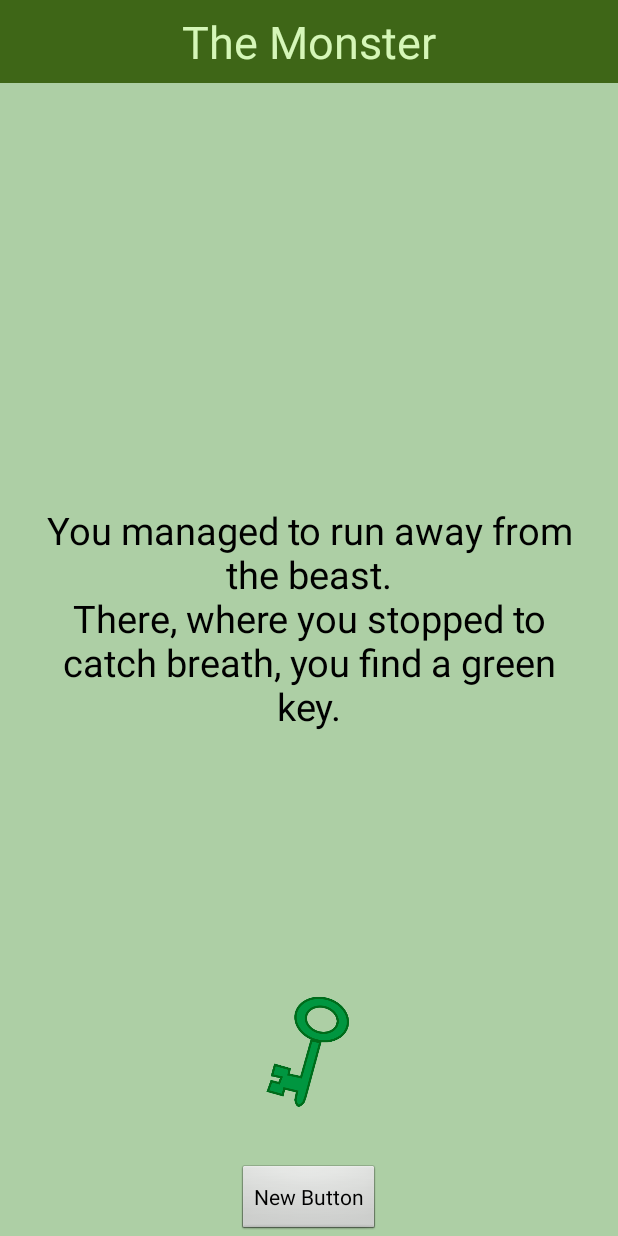
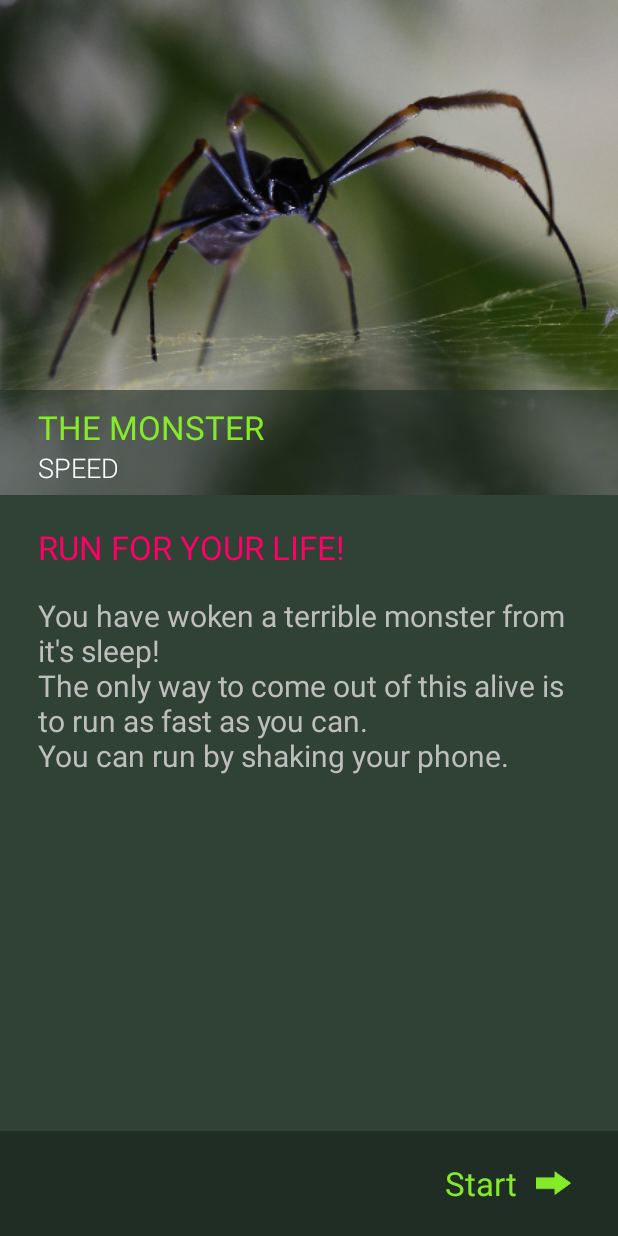
Before and after one commit to mnefzger/PEM_App, an Android app: the fragment Game_Run_Fragment shown on its own in the app's theme, on a phone screen of 412 x 824 dp. Run offline under Robolectric (Android 15) with nearby library versions, the phone set to English and light mode, and no system bars; network calls fail.

Commit message:
4 players

```diff
--- a/app/src/main/java/com/pem/project/pem_app/GameActivity.java
+++ b/app/src/main/java/com/pem/project/pem_app/GameActivity.java
@@ -45,11 +45,11 @@ public class GameActivity extends Activity implements BluetoothListener.IListenC
             BluetoothListener listener = new BluetoothListener(this);
             listener.listen(ServerData.getClientAt(0));
 
-            /*BluetoothListener listener2 = new BluetoothListener(this);
-            listener2.listen(ServerData.getClientAt(1));*/
+            BluetoothListener listener2 = new BluetoothListener(this);
+            listener2.listen(ServerData.getClientAt(1));
 
-            /*BluetoothListener listener3 = new BluetoothListener(this);
-            listener3.listen(ServerData.getClientAt(2)); */
+            BluetoothListener listener3 = new BluetoothListener(this);
+            listener3.listen(ServerData.getClientAt(2));
         }
 
     }
--- a/app/src/main/java/com/pem/project/pem_app/Game_Luck_Fragment.java
+++ b/app/src/main/java/com/pem/project/pem_app/Game_Luck_Fragment.java
@@ -95,9 +95,11 @@ public class Game_Luck_Fragment extends Fragment implements View.OnClickListener
                         }
                         ServerData.removeKey("team1", "keyYellow");
                     }
+
+                    ((GameActivity)getActivity()).changeFragment(Game_Main_Fragment.newInstance(), "MAIN");
                 }
 
-                ((GameActivity)getActivity()).changeFragment(Game_Main_Fragment.newInstance(), "MAIN");
+
             }
         });
 
--- a/app/src/main/java/com/pem/project/pem_app/Game_Rescue_Fragment.java
+++ b/app/src/main/java/com/pem/project/pem_app/Game_Rescue_Fragment.java
@@ -259,7 +259,7 @@ public class Game_Rescue_Fragment extends Fragment implements SensorHandler.rope
            i.setAdjustViewBounds(true); // set the ImageView bounds to match the Drawable's dimensions
 
            // Spawn rock at random x position
-           int x = (Math.random() > 0.5) ? 200 : screen_width-200-rock_size;
+           int x = (Math.random() > 0.5) ? screen_width/4 : 3*(screen_width/4)-rock_size;
            side = (x == 200) ? "right" : "left";
            TranslateAnimation anim = new TranslateAnimation(x, x, 0, size.y+rock_size);
            anim.setDuration(1500);
--- a/app/src/main/res/layout/fragment_game__run_.xml
+++ b/app/src/main/res/layout/fragment_game__run_.xml
@@ -150,8 +150,7 @@
         android:layout_width="fill_parent"
         android:layout_height="fill_parent"
         android:background="#304135"
-        android:id="@+id/runInfoText"
-        android:alpha="0">
+        android:id="@+id/runInfoText">
 
         <FrameLayout
             android:layout_width="fill_parent"
@@ -286,64 +285,4 @@
         </LinearLayout>
     </LinearLayout>
 
-    <FrameLayout
-        android:layout_width="fill_parent"
-        android:layout_height="fill_parent"
-        android:id="@+id/frameLayout"
-        android:visibility="visible"
-        android:orientation="vertical" >
-
-        <TextView
-            android:layout_width="wrap_content"
-            android:layout_height="wrap_content"
-            android:textAppearance="?android:attr/textAppearanceLarge"
-            android:text=""
-            android:id="@+id/textView4"
-            android:layout_centerVertical="true"
-            android:layout_centerHorizontal="true"
-            android:textSize="40dp"
-            android:layout_gravity="center"
-            android:textColor="@color/black" />
-
-        <TextView
-            android:layout_width="fill_parent"
-            android:layout_height="55dp"
-            android:textAppearance="?android:attr/textAppearanceLarge"
-            android:text="The Monster"
-            android:id="@+id/textView12"
-            android:layout_gravity="center_horizontal|top"
-            android:gravity="center"
-            android:background="#3E6617"
-            android:textSize="30dp"
-            android:textColor="#D5F6B8" />
-
-        <TextView
-            android:layout_width="wrap_content"
-            android:layout_height="wrap_content"
-            android:text="You managed to run away from the beast.\nThere, where you stopped to catch breath, you find a green key."
-            android:id="@+id/textView13"
-            android:layout_gravity="center"
-            android:textColor="@color/black"
-            android:gravity="center"
-            android:textSize="25dp"
-            android:padding="25dp" />
-
-        <ImageView
-            android:layout_width="75dp"
-            android:layout_height="75dp"
-            android:id="@+id/imageView19"
-            android:src="@drawable/key_green_yes"
-            android:layout_alignParentTop="true"
-            android:layout_centerHorizontal="true"
-            android:alpha="1"
-            android:layout_gravity="center_horizontal|bottom"
-            android:layout_marginBottom="85dp" />
-
-        <Button
-            android:layout_width="wrap_content"
-            android:layout_height="wrap_content"
-            android:text="New Button"
-            android:id="@+id/button"
-            android:layout_gravity="center_horizontal|bottom" />
-    </FrameLayout>
 </RelativeLayout>
```
